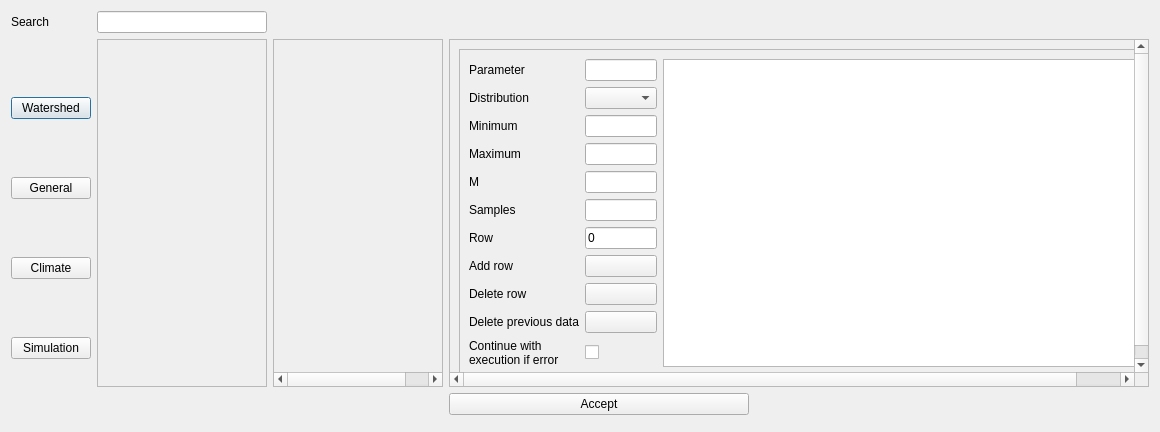
Above: ui/sensitivity.ui from Inigobarbe/QAnnAGNPS before the change. Below: the same form after it.
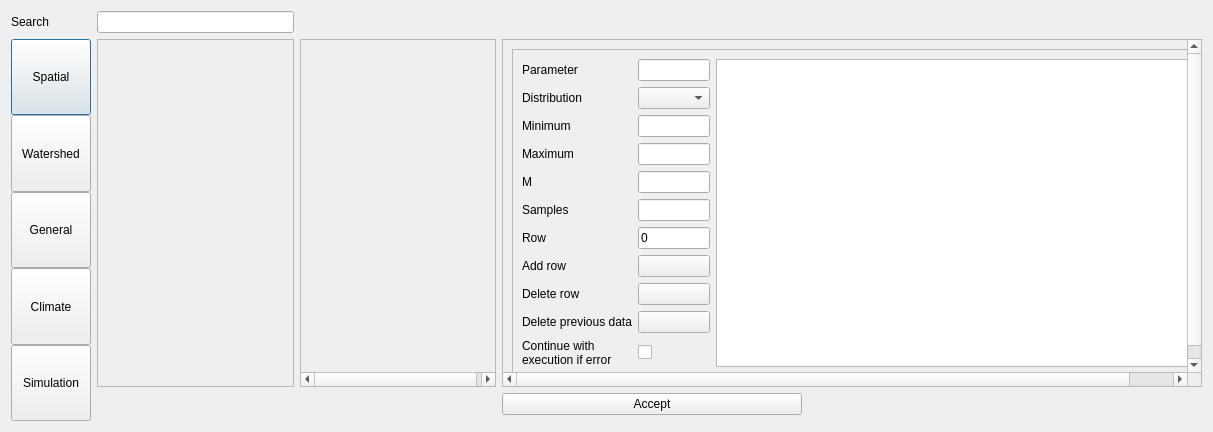
That is the form after the change.

The edit to the form file:
```diff
--- a/ui/sensitivity.ui
+++ b/ui/sensitivity.ui
@@ -6,7 +6,7 @@
    <rect>
     <x>0</x>
     <y>0</y>
-    <width>1160</width>
+    <width>1213</width>
     <height>432</height>
    </rect>
   </property>
@@ -25,12 +25,58 @@
     </widget>
    </item>
    <item row="1" column="0" rowspan="3">
-    <layout class="QVBoxLayout" name="verticalLayout">
+    <layout class="QVBoxLayout" name="verticalLayout" stretch="0,0,0,0,0">
      <property name="spacing">
       <number>0</number>
      </property>
+     <property name="sizeConstraint">
+      <enum>QLayout::SetDefaultConstraint</enum>
+     </property>
+     <property name="leftMargin">
+      <number>0</number>
+     </property>
+     <property name="topMargin">
+      <number>0</number>
+     </property>
+     <property name="rightMargin">
+      <number>0</number>
+     </property>
+     <property name="bottomMargin">
+      <number>0</number>
+     </property>
+     <item>
+      <widget class="QPushButton" name="Spatial">
+       <property name="sizePolicy">
+        <sizepolicy hsizetype="Fixed" vsizetype="Expanding">
+         <horstretch>0</horstretch>
+         <verstretch>0</verstretch>
+        </sizepolicy>
+       </property>
+       <property name="minimumSize">
+        <size>
+         <width>0</width>
+         <height>0</height>
+        </size>
+       </property>
+       <property name="maximumSize">
+        <size>
+         <width>16777215</width>
+         <height>16777215</height>
+        </size>
+       </property>
+       <property name="text">
+        <string>Spatial</string>
+       </property>
+      </widget>
+     </item>
      <item>
       <widget class="QPushButton" name="Watershed">
+       <property name="sizePolicy">
+        <sizepolicy hsizetype="Fixed" vsizetype="Expanding">
+         <horstretch>0</horstretch>
+         <verstretch>0</verstretch>
+        </sizepolicy>
+       </property>
        <property name="text">
         <string>Watershed</string>
        </property>
@@ -38,6 +84,12 @@
      </item>
      <item>
       <widget class="QPushButton" name="General">
+       <property name="sizePolicy">
+        <sizepolicy hsizetype="Fixed" vsizetype="Expanding">
+         <horstretch>0</horstretch>
+         <verstretch>0</verstretch>
+        </sizepolicy>
+       </property>
        <property name="text">
         <string>General</string>
        </property>
@@ -45,6 +97,12 @@
      </item>
      <item>
       <widget class="QPushButton" name="Climate">
+       <property name="sizePolicy">
+        <sizepolicy hsizetype="Fixed" vsizetype="Expanding">
+         <horstretch>0</horstretch>
+         <verstretch>0</verstretch>
+        </sizepolicy>
+       </property>
        <property name="text">
         <string>Climate</string>
        </property>
@@ -52,6 +110,12 @@
      </item>
      <item>
       <widget class="QPushButton" name="Simulation">
+       <property name="sizePolicy">
+        <sizepolicy hsizetype="Fixed" vsizetype="Expanding">
+         <horstretch>0</horstretch>
+         <verstretch>0</verstretch>
+        </sizepolicy>
+       </property>
        <property name="text">
         <string>Simulation</string>
        </property>
@@ -69,7 +133,7 @@
        <rect>
         <x>0</x>
         <y>0</y>
-        <width>172</width>
+        <width>198</width>
         <height>357</height>
        </rect>
       </property>
```
